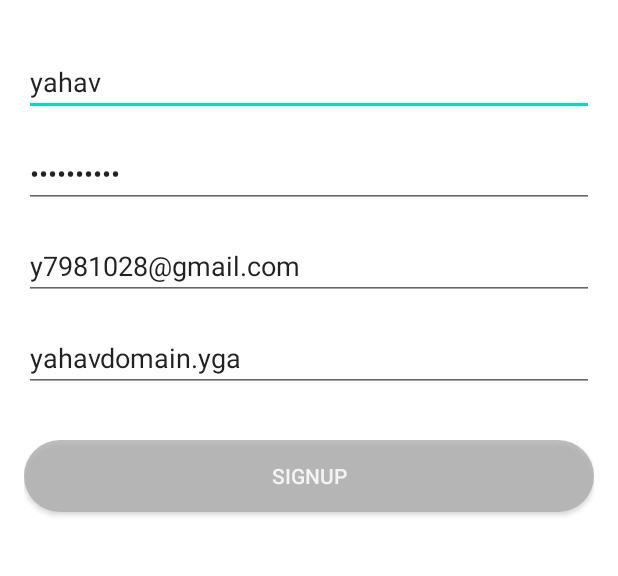
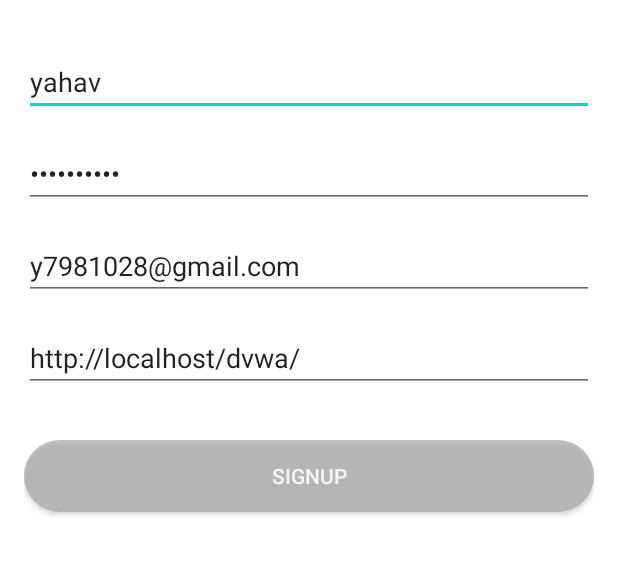
Before and after one commit to yahav798/Webscan-Android, an Android app: the SignupActivity screen opened directly, with no data from a screen before it, after a tap on "SIGNUP", on a phone screen of 412 x 824 dp, the part 461-1037 px from its top. Run offline under Robolectric (Android 15) with nearby library versions, the light colour scheme and no system bars; our stand-ins replace Firebase (no records; nobody signed in at launch, a user with empty details on screens opened directly).

Commit message:
xml updated and signup bug found

```diff
--- a/android/app/src/main/java/com/example/webscanandroid/FirebaseManager.java
+++ b/android/app/src/main/java/com/example/webscanandroid/FirebaseManager.java
@@ -126,6 +126,7 @@ public class FirebaseManager {
         query.get().addOnCompleteListener(new OnCompleteListener<QuerySnapshot>() {
             @Override
             public void onComplete(@NonNull Task<QuerySnapshot> task) {
+                Log.d("RESULT!", String.valueOf(task.isSuccessful()));
                 callback.onQueryResult(task);
             }
         });
@@ -166,8 +167,9 @@ public class FirebaseManager {
     public void deleteCurrentUser(FirebaseQueriesCallback callback)
     {
         String email = user.getEmail();
-
+        Log.d("DELETE!", email);
         user.delete();
+        Log.d("DELETE!", "delete auth done!");
 
         CollectionReference collectionRef = db.collection("users");
 
--- a/android/app/src/main/res/layout/activity_dashboard.xml
+++ b/android/app/src/main/res/layout/activity_dashboard.xml
@@ -21,7 +21,7 @@
 
         <TextView
             android:id="@+id/username"
-            android:layout_width="wrap_content"
+            android:layout_width="match_parent"
             android:layout_height="wrap_content"
             android:layout_gravity="center"
             android:layout_marginTop="60dp"
--- a/android/app/src/main/res/layout/activity_signup.xml
+++ b/android/app/src/main/res/layout/activity_signup.xml
@@ -55,7 +55,7 @@
             android:layout_marginBottom="32dp"
             android:hint="URL"
             android:inputType="text"
-            android:text="yahavdomain.yga" />
+            android:text="http://localhost/dvwa/" />
 
         <androidx.appcompat.widget.AppCompatButton
             android:id="@+id/signup_button"
```
Also changed, not shown: android/app/src/main/java/com/example/webscanandroid/DashboardActivity.java (+7 -1 lines).
